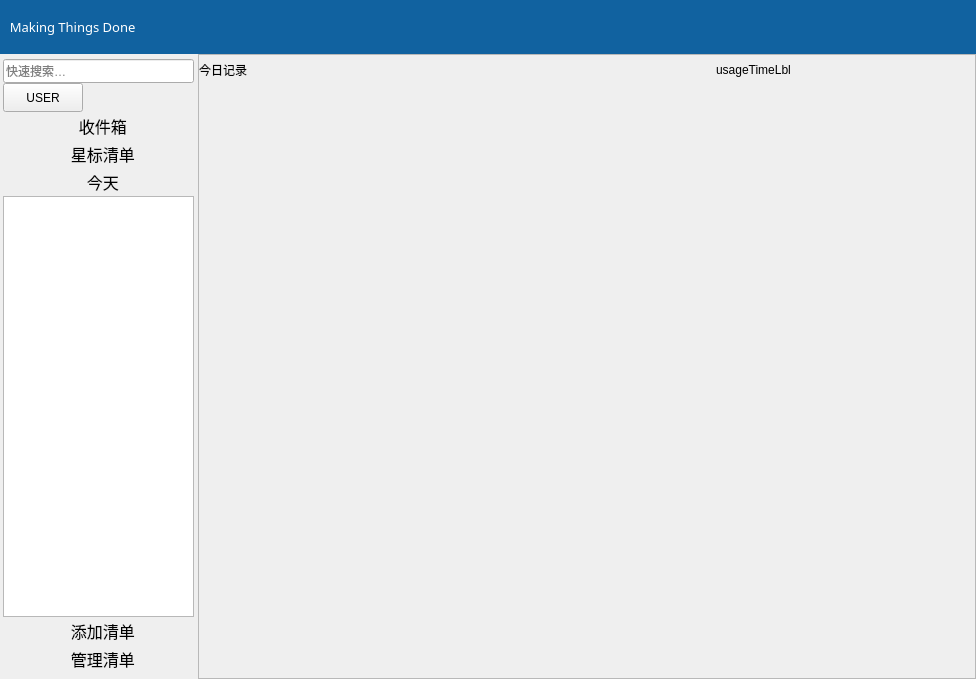
The window that UI/mainWindow.ui (emagicinc/MTD) describes before a commit, drawn with Qt 5.
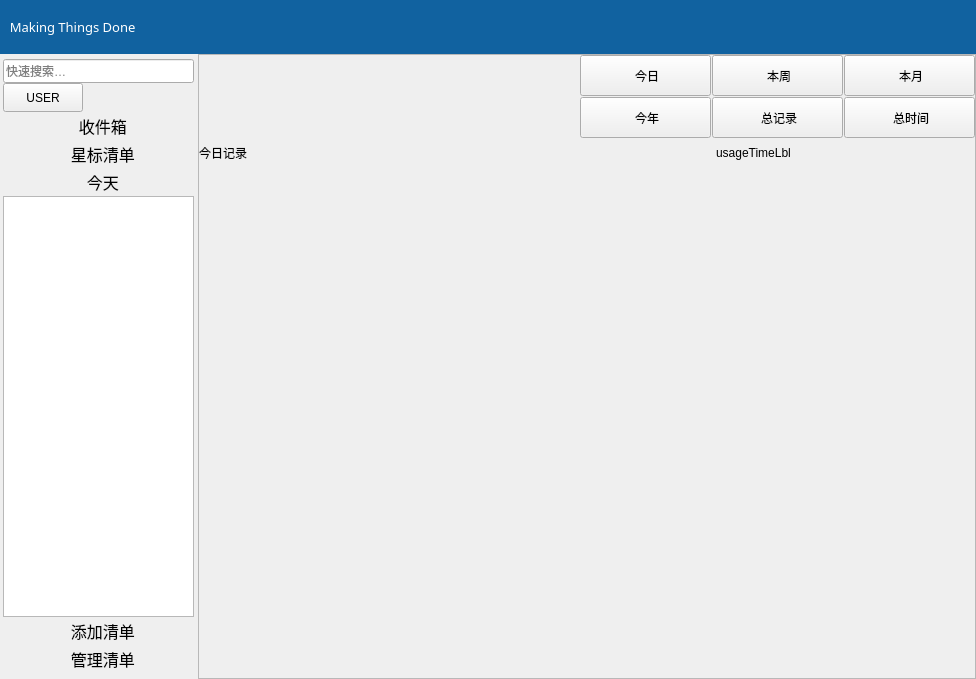
The same window after the commit. Icons and pictures are not drawn.

Commit message: 调整"查看记录"页布局

What changed in the file:
```diff
--- a/UI/mainWindow.ui
+++ b/UI/mainWindow.ui
@@ -1862,6 +1862,291 @@
                </property>
                <layout class="QVBoxLayout" name="verticalLayout_8">
                 <item>
+                 <layout class="QHBoxLayout" name="horizontalLayout_22">
+                  <item>
+                   <spacer name="horizontalSpacer_8">
+                    <property name="orientation">
+                     <enum>Qt::Horizontal</enum>
+                    </property>
+                    <property name="sizeHint" stdset="0">
+                     <size>
+                      <width>40</width>
+                      <height>20</height>
+                     </size>
+                    </property>
+                   </spacer>
+                  </item>
+                  <item>
+                   <layout class="QGridLayout" name="gridLayout">
+                    <property name="spacing">
+                     <number>1</number>
+                    </property>
+                    <item row="0" column="0">
+                     <widget class="QPushButton" name="statTodayBtn">
+                      <property name="sizePolicy">
+                       <sizepolicy hsizetype="Fixed" vsizetype="Fixed">
+                        <horstretch>0</horstretch>
+                        <verstretch>0</verstretch>
+                       </sizepolicy>
+                      </property>
+                      <property name="minimumSize">
+                       <size>
+                        <width>131</width>
+                        <height>41</height>
+                       </size>
+                      </property>
+                      <property name="maximumSize">
+                       <size>
+                        <width>131</width>
+                        <height>41</height>
+                       </size>
+                      </property>
+                      <property name="font">
+                       <font>
+                        <family>华文细黑</family>
+                       </font>
+                      </property>
+                      <property name="cursor">
+                       <cursorShape>PointingHandCursor</cursorShape>
+                      </property>
+                      <property name="text">
+                       <string> 今日</string>
+                      </property>
+                      <property name="icon">
+                       <iconset resource="../image.qrc">
+                        <normaloff>:/images/calendar-o.png</normaloff>:/images/calendar-o.png</iconset>
+                      </property>
+                      <property name="iconSize">
+                       <size>
+                        <width>24</width>
+                        <height>24</height>
+                       </size>
+                      </property>
+                      <property name="flat">
+                       <bool>false</bool>
+                      </property>
+                     </widget>
+                    </item>
+                    <item row="0" column="1">
+                     <widget class="QPushButton" name="statWeekBtn">
+                      <property name="sizePolicy">
+                       <sizepolicy hsizetype="Fixed" vsizetype="Fixed">
+                        <horstretch>0</horstretch>
+                        <verstretch>0</verstretch>
+                       </sizepolicy>
+                      </property>
+                      <property name="minimumSize">
+                       <size>
+                        <width>131</width>
+                        <height>41</height>
+                       </size>
+                      </property>
+                      <property name="maximumSize">
+                       <size>
+                        <width>131</width>
+                        <height>41</height>
+                       </size>
+                      </property>
+                      <property name="cursor">
+                       <cursorShape>PointingHandCursor</cursorShape>
+                      </property>
+                      <property name="text">
+                       <string> 本周</string>
+                      </property>
+                      <property name="icon">
+                       <iconset resource="../image.qrc">
+                        <normaloff>:/images/calendar-plus-o.png</normaloff>:/images/calendar-plus-o.png</iconset>
+                      </property>
+                      <property name="iconSize">
+                       <size>
+                        <width>24</width>
+                        <height>24</height>
+                       </size>
+                      </property>
+                      <property name="flat">
+                       <bool>false</bool>
+                      </property>
+                     </widget>
+                    </item>
+                    <item row="0" column="2">
+                     <widget class="QPushButton" name="statMonthBtn">
+                      <property name="sizePolicy">
+                       <sizepolicy hsizetype="Fixed" vsizetype="Fixed">
+                        <horstretch>0</horstretch>
+                        <verstretch>0</verstretch>
+                       </sizepolicy>
+                      </property>
+                      <property name="minimumSize">
+                       <size>
+                        <width>131</width>
+                        <height>41</height>
+                       </size>
+                      </property>
+                      <property name="maximumSize">
+                       <size>
+                        <width>131</width>
+                        <height>41</height>
+                       </size>
+                      </property>
+                      <property name="cursor">
+                       <cursorShape>PointingHandCursor</cursorShape>
+                      </property>
+                      <property name="text">
+                       <string> 本月</string>
+                      </property>
+                      <property name="icon">
+                       <iconset resource="../image.qrc">
+                        <normaloff>:/images/calendar-plus-o.png</normaloff>:/images/calendar-plus-o.png</iconset>
+                      </property>
+                      <property name="iconSize">
+                       <size>
+                        <width>24</width>
+                        <height>24</height>
+                       </size>
+                      </property>
+                      <property name="flat">
+                       <bool>false</bool>
+                      </property>
+                     </widget>
+                    </item>
+                    <item row="1" column="0">
+                     <widget class="QPushButton" name="statYearBtn">
+                      <property name="sizePolicy">
+                       <sizepolicy hsizetype="Fixed" vsizetype="Fixed">
+                        <horstretch>0</horstretch>
+                        <verstretch>0</verstretch>
+                       </sizepolicy>
+                      </property>
+                      <property name="minimumSize">
+                       <size>
+                        <width>131</width>
+                        <height>41</height>
+                       </size>
+                      </property>
+                      <property name="maximumSize">
+                       <size>
+                        <width>131</width>
+                        <height>41</height>
+                       </size>
+                      </property>
+                      <property name="cursor">
+                       <cursorShape>PointingHandCursor</cursorShape>
+                      </property>
+                      <property name="text">
+                       <string> 今年</string>
+                      </property>
+                      <property name="icon">
+                       <iconset resource="../image.qrc">
+                        <normaloff>:/images/calendar.png</normaloff>:/images/calendar.png</iconset>
+                      </property>
+                      <property name="iconSize">
+                       <size>
+                        <width>24</width>
+                        <height>24</height>
+                       </size>
+                      </property>
+                      <property name="flat">
+                       <bool>false</bool>
+                      </property>
+                     </widget>
+                    </item>
+                    <item row="1" column="1">
+                     <widget class="QPushButton" name="statCountBtn">
+                      <property name="sizePolicy">
+                       <sizepolicy hsizetype="Fixed" vsizetype="Fixed">
+                        <horstretch>0</horstretch>
+                        <verstretch>0</verstretch>
+                       </sizepolicy>
+                      </property>
+                      <property name="minimumSize">
+                       <size>
+                        <width>131</width>
+                        <height>41</height>
+                       </size>
+                      </property>
+                      <property name="maximumSize">
+                       <size>
+                        <width>131</width>
+                        <height>41</height>
+                       </size>
+                      </property>
+                      <property name="cursor">
+                       <cursorShape>PointingHandCursor</cursorShape>
+                      </property>
+                      <property name="text">
+                       <string> 总记录</string>
+                      </property>
+                      <property name="icon">
+                       <iconset resource="../image.qrc">
+                        <normaloff>:/images/barChart.png</normaloff>:/images/barChart.png</iconset>
+                      </property>
+                      <property name="iconSize">
+                       <size>
+                        <width>24</width>
+                        <height>24</height>
+                       </size>
+                      </property>
+                      <property name="flat">
+                       <bool>false</bool>
+                      </property>
+                     </widget>
+                    </item>
+                    <item row="1" column="2">
+                     <widget class="QPushButton" name="statTimeBtn">
+                      <property name="sizePolicy">
+                       <sizepolicy hsizetype="Fixed" vsizetype="Fixed">
+                        <horstretch>0</horstretch>
+                        <verstretch>0</verstretch>
+                       </sizepolicy>
+                      </property>
+                      <property name="minimumSize">
+                       <size>
+                        <width>131</width>
+                        <height>41</height>
+                       </size>
+                      </property>
+                      <property name="maximumSize">
+                       <size>
+                        <width>131</width>
+                        <height>41</height>
+                       </size>
+                      </property>
+                      <property name="cursor">
+                       <cursorShape>PointingHandCursor</cursorShape>
+                      </property>
+                      <property name="text">
+                       <string> 总时间</string>
+                      </property>
+                      <property name="icon">
+                       <iconset resource="../image.qrc">
+                        <normaloff>:/images/clock.png</normaloff>:/images/clock.png</iconset>
+                      </property>
+                      <property name="iconSize">
+                       <size>
+                        <width>24</width>
+                        <height>24</height>
+                       </size>
+                      </property>
+                      <property name="flat">
+                       <bool>false</bool>
+                      </property>
+                     </widget>
+                    </item>
+                   </layout>
+                  </item>
+                 </layout>
+                </item>
+                <item>
+                 <widget class="QStackedWidget" name="recordStk">
+                  <property name="currentIndex">
+                   <number>1</number>
+                  </property>
+                  <widget class="QWidget" name="page">
+                   <zorder></zorder>
+                  </widget>
+                  <widget class="QWidget" name="page_2">
+                   <layout class="QVBoxLayout" name="verticalLayout_9">
+                    <item>
                  <layout class="QHBoxLayout" name="horizontalLayout_11">
                   <item>
                    <widget class="QLabel" name="label_12">
@@ -1939,10 +2224,14 @@
                   <property name="sizeHint" stdset="0">
                    <size>
                     <width>20</width>
-                    <height>521</height>
+                        <height>410</height>
                    </size>
                   </property>
                  </spacer>
+                    </item>
+                   </layout>
+                  </widget>
+                 </widget>
                 </item>
                </layout>
               </widget>
```
Left out of the diff: 3 changed lines with no effect on the pictures. Lines whose indentation alone changed are shown as unchanged. The commit also changes 5 other files.
